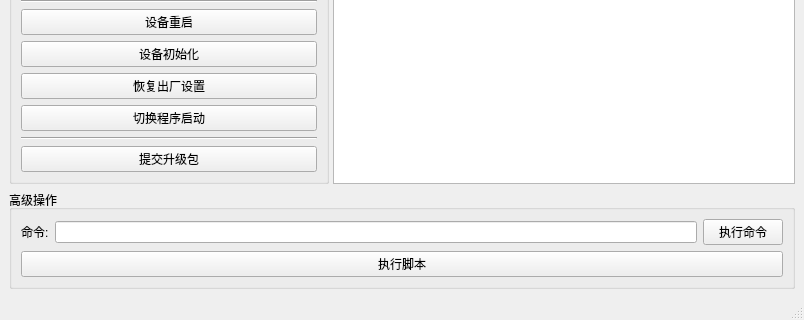
Qt form WinTools/mainwindow2.ui (truelv/qt_obj) before a commit; both pictures show x 0 to 804 and y 352 to 672 of the 804 by 672 pixel window.
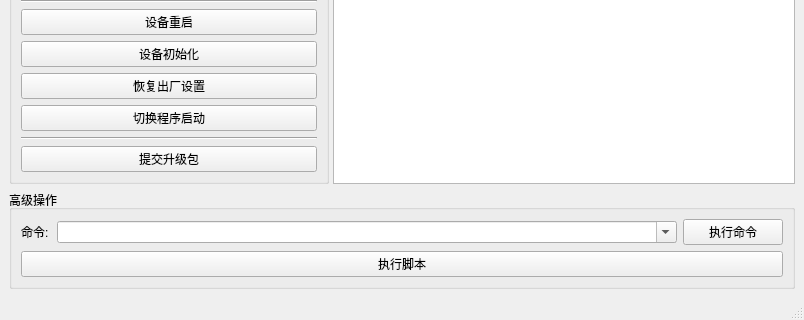
The same form after that commit.

```diff
--- a/WinTools/mainwindow2.ui
+++ b/WinTools/mainwindow2.ui
@@ -193,16 +193,44 @@
           <layout class="QHBoxLayout" name="horizontalLayout_4">
            <item>
             <widget class="QLabel" name="label_2">
+             <property name="minimumSize">
+              <size>
+               <width>30</width>
+               <height>0</height>
+              </size>
+             </property>
+             <property name="maximumSize">
+              <size>
+               <width>30</width>
+               <height>16777215</height>
+              </size>
+             </property>
              <property name="text">
               <string>命令:</string>
              </property>
             </widget>
            </item>
            <item>
-            <widget class="QLineEdit" name="lineEdit"/>
+            <widget class="QComboBox" name="cmd_list">
+             <property name="editable">
+              <bool>true</bool>
+             </property>
+            </widget>
            </item>
            <item>
-            <widget class="QPushButton" name="pushButton_4">
+            <widget class="QPushButton" name="do_cmd">
+             <property name="minimumSize">
+              <size>
+               <width>100</width>
+               <height>0</height>
+              </size>
+             </property>
+             <property name="maximumSize">
+              <size>
+               <width>100</width>
+               <height>16777215</height>
+              </size>
+             </property>
              <property name="text">
               <string>执行命令</string>
              </property>
```
